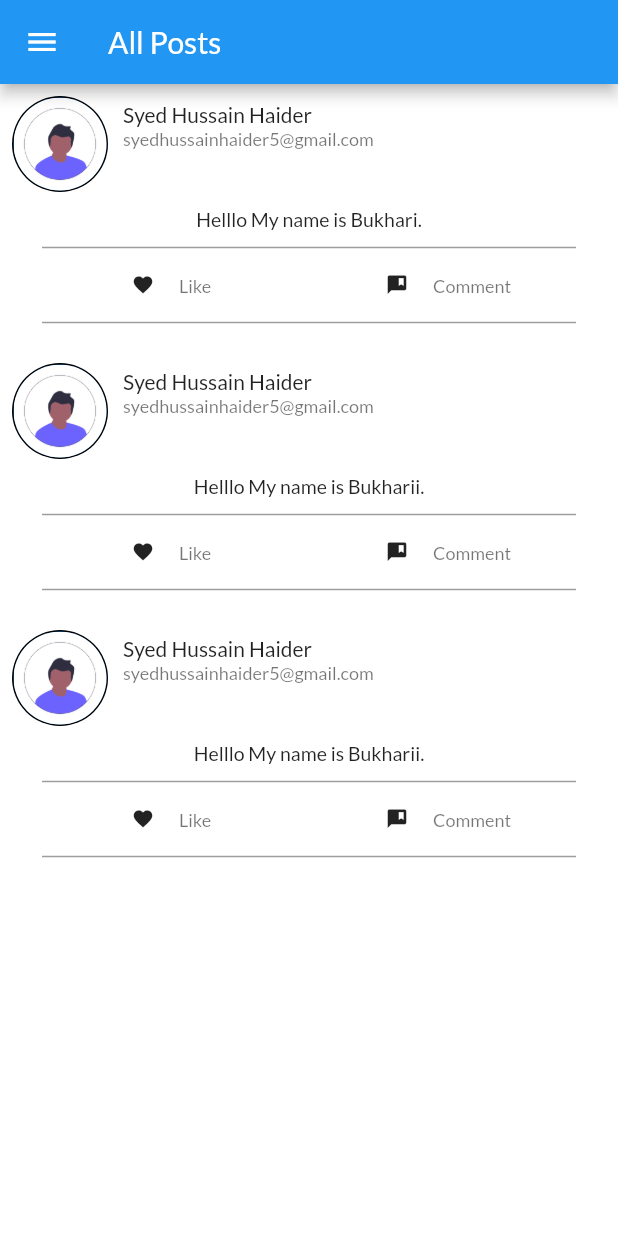
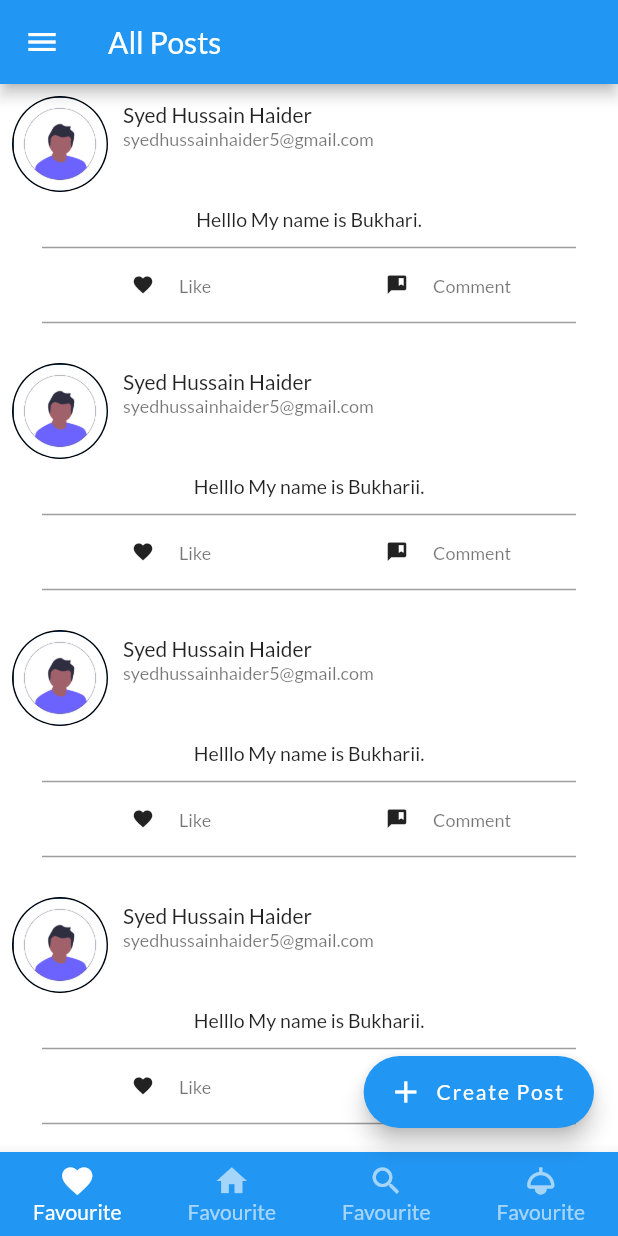
Before and after one commit to SyedHussainHaider5/ElectrowayFeedback, a Flutter app: the screen it shows after launch, on a phone screen of 412 x 824 dp. Run offline on Flutter 3.47's test engine with Material 2 defaults, Android fonts, the phone set to English and light mode, and no system bars; drawn by our look-alikes of expandable; our stand-ins replace google_fonts; missing offline and left inert: dart:ffi.

Commit message:
Added animation in create Post button

```diff
--- a/lib/pages/feed_page.dart
+++ b/lib/pages/feed_page.dart
@@ -2,10 +2,16 @@ import "dart:ffi";
 
 import "package:feedback_module/widgets/post.dart";
 import "package:flutter/material.dart";
+import "package:flutter/rendering.dart";
 
-class feed_Page extends StatelessWidget {
+class feed_Page extends StatefulWidget {
   feed_Page({super.key});
 
+  @override
+  State<feed_Page> createState() => _feed_PageState();
+}
+
+class _feed_PageState extends State<feed_Page> {
   final list = [
     [
       "Syed Hussain Haider Bukhari",
@@ -21,15 +27,65 @@ class feed_Page extends StatelessWidget {
       "Syed Hussain Haider Bukhari",
       "syedhussainhaider5@gmail.com",
       "Helllo My name is Bukharii."
+    ],
+    [
+      "Syed Hussain Haider Bukhari",
+      "syedhussainhaider5@gmail.com",
+      "Helllo My name is Bukharii."
     ]
   ];
 
+  bool _showFab = true;
+
   @override
   Widget build(BuildContext context) {
+    const duration = Duration(milliseconds: 300);
     return Scaffold(
       backgroundColor: Colors.white,
       appBar: AppBar(
         title: Text("All Posts"),
+      ),
+      bottomNavigationBar: BottomNavigationBar(
+        type: BottomNavigationBarType.fixed,
+        backgroundColor: Colors.blue,
+        selectedItemColor: Colors.white,
+        unselectedItemColor: Colors.white.withOpacity(.60),
+        selectedFontSize: 14,
+        unselectedFontSize: 14,
+        onTap: (value) {
+          // Respond to item press.
+        },
+        items: [
+          BottomNavigationBarItem(
+            label: ('Favourite'),
+            icon: Icon(Icons.favorite),
+          ),
+          BottomNavigationBarItem(
+            label: ('Favourite'),
+            icon: Icon(Icons.home),
+          ),
+          BottomNavigationBarItem(
+            label: ('Favourite'),
+            icon: Icon(Icons.search),
+          ),
+          BottomNavigationBarItem(
+            label: ('Favourite'),
+            icon: Icon(Icons.light),
+          ),
+        ],
+      ),
+      floatingActionButton: AnimatedSlide(
+        duration: duration,
+        offset: _showFab ? Offset.zero : Offset(0, 2),
+        child: AnimatedOpacity(
+          duration: duration,
+          opacity: _showFab ? 1 : 0,
+          child: FloatingActionButton.extended(
+            onPressed: () {},
+            icon: Icon(Icons.add),
+            label: Text("Create Post"),
+          ),
+        ),
       ),
       // body: ListView(
       //   children: [
@@ -59,7 +115,19 @@ class feed_Page extends StatelessWidget {
       //   ],
       // ),
 
-      body: ListView.builder(
+      body: NotificationListener<UserScrollNotification>(
+        onNotification: (notification) {
+          final ScrollDirection direction = notification.direction;
+          setState(() {
+            if (direction == ScrollDirection.reverse) {
+              _showFab = false;
+            } else if (direction == ScrollDirection.forward) {
+              _showFab = true;
+            }
+          });
+          return true;
+        },
+        child: ListView.builder(
             itemCount: list.length,
             itemBuilder: (context, index) {
               return post(
@@ -67,6 +135,7 @@ class feed_Page extends StatelessWidget {
                   email: list[index][1],
                   text: list[index][2]);
             }),
+      ),
       drawer: Drawer(),
     );
   }
```
Lines whose indentation alone changed are shown as unchanged.
